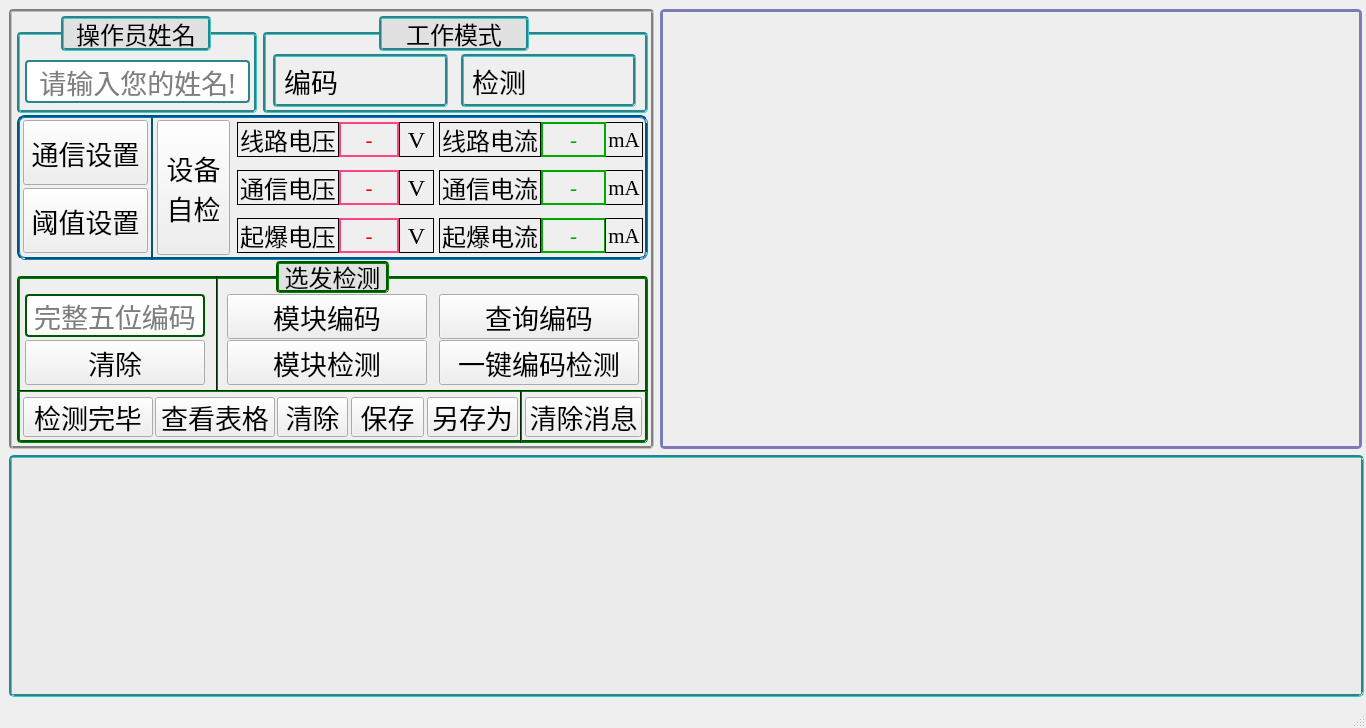
LeeGingko/Terminal, file Detector.ui: the form before one commit.
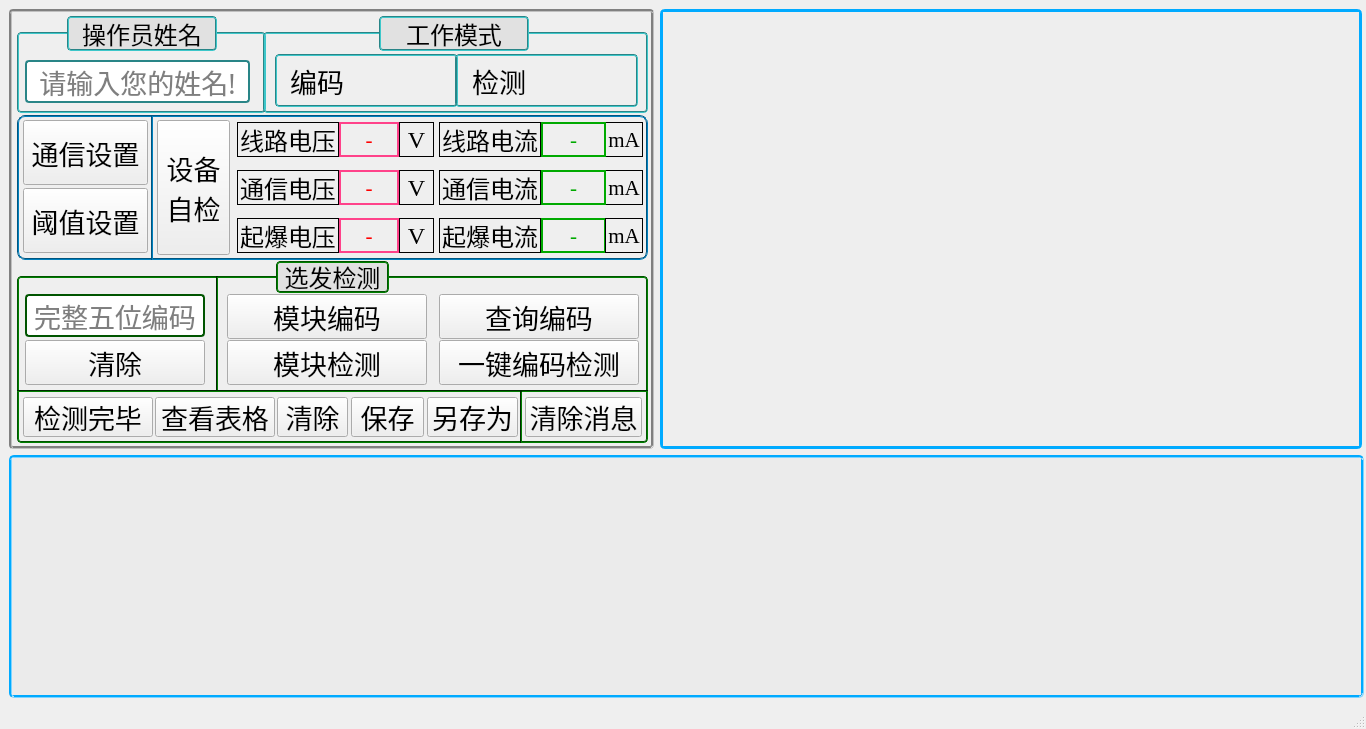
The form after the commit.

What changed in the file:
```diff
--- a/Detector.ui
+++ b/Detector.ui
@@ -13,7 +13,7 @@
     <x>0</x>
     <y>0</y>
     <width>1366</width>
-    <height>728</height>
+    <height>729</height>
    </rect>
   </property>
   <property name="sizePolicy">
@@ -80,7 +80,7 @@
         <rect>
          <x>8</x>
          <y>23</y>
-         <width>240</width>
+         <width>249</width>
          <height>81</height>
         </rect>
        </property>
@@ -537,7 +537,7 @@
        <property name="styleSheet">
         <string notr="true">QGroupBox{
 	border-radius: 4px;
-    border:2.5px groove gray;
+    border:2px groove gray;
 	border-color: rgb(41, 133, 135);
 }</string>
        </property>
@@ -1066,7 +1066,7 @@
        <property name="styleSheet">
         <string notr="true">QGroupBox{
 	border-radius: 4px;
-    border:2.5px groove gray;
+    border:2px groove gray;
 	border-color: rgb(41, 133, 135);
 }</string>
        </property>
@@ -1118,7 +1118,7 @@
        <widget class="QLabel" name="label_operator_2">
         <property name="geometry">
          <rect>
-          <x>16</x>
+          <x>22</x>
           <y>32</y>
           <width>64</width>
           <height>33</height>
@@ -1170,7 +1170,7 @@
        <widget class="QLabel" name="label_encoding">
         <property name="geometry">
          <rect>
-          <x>84</x>
+          <x>90</x>
           <y>4</y>
           <width>90</width>
           <height>90</height>
@@ -1183,9 +1183,9 @@
        <widget class="QLabel" name="label_operator_12">
         <property name="geometry">
          <rect>
-          <x>10</x>
+          <x>12</x>
           <y>22</y>
-          <width>175</width>
+          <width>183</width>
           <height>53</height>
          </rect>
         </property>
@@ -1206,7 +1206,7 @@
         <property name="styleSheet">
          <string notr="true">QLabel{
 	border-radius: 4px;
-    border:2.5px groove gray;
+    border:2px groove gray;
 	border-color: rgb(41, 133, 135);
 }</string>
         </property>
@@ -1223,9 +1223,9 @@
        <widget class="QLabel" name="label_operator_14">
         <property name="geometry">
          <rect>
-          <x>198</x>
+          <x>192</x>
           <y>22</y>
-          <width>175</width>
+          <width>183</width>
           <height>53</height>
          </rect>
         </property>
@@ -1246,7 +1246,7 @@
         <property name="styleSheet">
          <string notr="true">QLabel{
 	border-radius: 4px;
-    border:2.5px groove gray;
+    border:2px groove gray;
 	border-color: rgb(41, 133, 135);
 }</string>
         </property>
@@ -1279,7 +1279,7 @@
        <property name="styleSheet">
         <string notr="true">QFrame{
 	border-radius: 8px;
-    border:2.5px groove gray;
+    border:2px groove gray;
 	border-color: rgb(0, 85, 127);
 }</string>
        </property>
@@ -2245,7 +2245,7 @@
        <property name="styleSheet">
         <string notr="true">QGroupBox{
 	border-radius: 4px;
-    border:2.5px groove gray;
+    border:2px groove gray;
 	border-color: rgb(0, 85, 0);
 }</string>
        </property>
@@ -4207,7 +4207,7 @@
         <string notr="true">QLabel{
 	background-color: rgb(225, 225, 225);
 	border-radius: 4px;
-    border:2.5px groove gray;
+    border:2px groove gray;
 	border-color: rgb(0, 85, 0);
 }</string>
        </property>
@@ -4224,7 +4224,7 @@
       <widget class="QLabel" name="label_operator_10">
        <property name="geometry">
         <rect>
-         <x>52</x>
+         <x>58</x>
          <y>7</y>
          <width>150</width>
          <height>35</height>
@@ -4248,7 +4248,7 @@
         <string notr="true">QLabel{
 	background-color: rgb(225, 225, 225);
 	border-radius: 4px;
-    border:3px groove gray;
+    border:2px groove gray;
 	border-color: rgb(41, 133, 135);
 }</string>
        </property>
@@ -4289,7 +4289,7 @@
         <string notr="true">QLabel{
 	background-color: rgb(225, 225, 225);
 	border-radius: 4px;
-    border:3px groove gray;
+    border:2px groove gray;
 	border-color: rgb(41, 133, 135);
 }</string>
        </property>
@@ -4572,8 +4572,9 @@
       </property>
       <property name="styleSheet">
        <string notr="true">QTextBrowser {
+	border-color: rgb(0, 168, 243);
 	border-radius: 5px;
-	border:2.5px solid rgb(123, 123, 184);
+	border:2.5px solid rgb(0, 170, 255);
 	font: 16pt &quot;Cascadia Mono PL SemiLight&quot;;
 }</string>
       </property>
@@ -5062,8 +5063,7 @@
       <property name="styleSheet">
        <string notr="true">QTableView{
 	border-radius: 5px;
-    border:3px groove rgb(0, 85, 0);
-	border-color: rgb(41, 133, 135);
+    border:3px groove rgb(0, 170, 255)
 }</string>
       </property>
       <property name="lineWidth">
```
Left out of the diff: 64 changed lines with no effect on the pictures.
